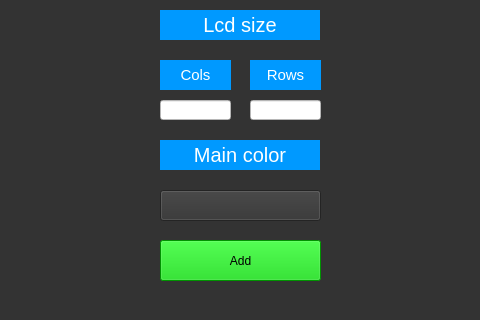
Before: the Qt Designer form mainwindow.ui in Coolxer/Vis4xe, drawn with Qt 5; both pictures show x 240 to 720 and y 220 to 540 of the 960 by 540 pixel window.
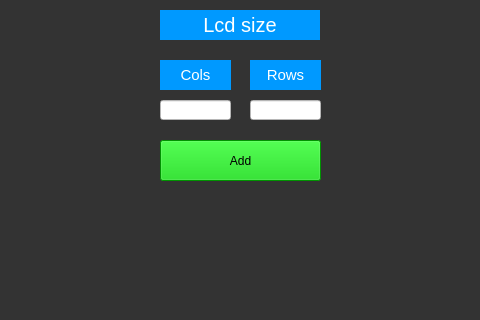
After: the same form once the commit is applied.

Patch:
```diff
--- a/mainwindow.ui
+++ b/mainwindow.ui
@@ -288,7 +288,7 @@
       <property name="geometry">
        <rect>
         <x>400</x>
-        <y>460</y>
+        <y>360</y>
         <width>161</width>
         <height>41</height>
        </rect>
@@ -313,40 +313,6 @@
        <string>Cancel</string>
       </property>
      </widget>
-     <widget class="QLabel" name="nameLabel_2">
-      <property name="geometry">
-       <rect>
-        <x>400</x>
-        <y>360</y>
-        <width>160</width>
-        <height>30</height>
-       </rect>
-      </property>
-      <property name="styleSheet">
-       <string notr="true">color: #FFFFFF;
-font-size: 20px;
-background-color: #0099ff</string>
-      </property>
-      <property name="text">
-       <string>Main color</string>
-      </property>
-      <property name="alignment">
-       <set>Qt::AlignCenter</set>
-      </property>
-     </widget>
-     <widget class="QPushButton" name="colorButton">
-      <property name="geometry">
-       <rect>
-        <x>400</x>
-        <y>410</y>
-        <width>161</width>
-        <height>31</height>
-       </rect>
-      </property>
-      <property name="text">
-       <string/>
-      </property>
-     </widget>
     </widget>
     <widget class="QWidget" name="editPage">
      <widget class="QLabel" name="stringsHeader">
```
